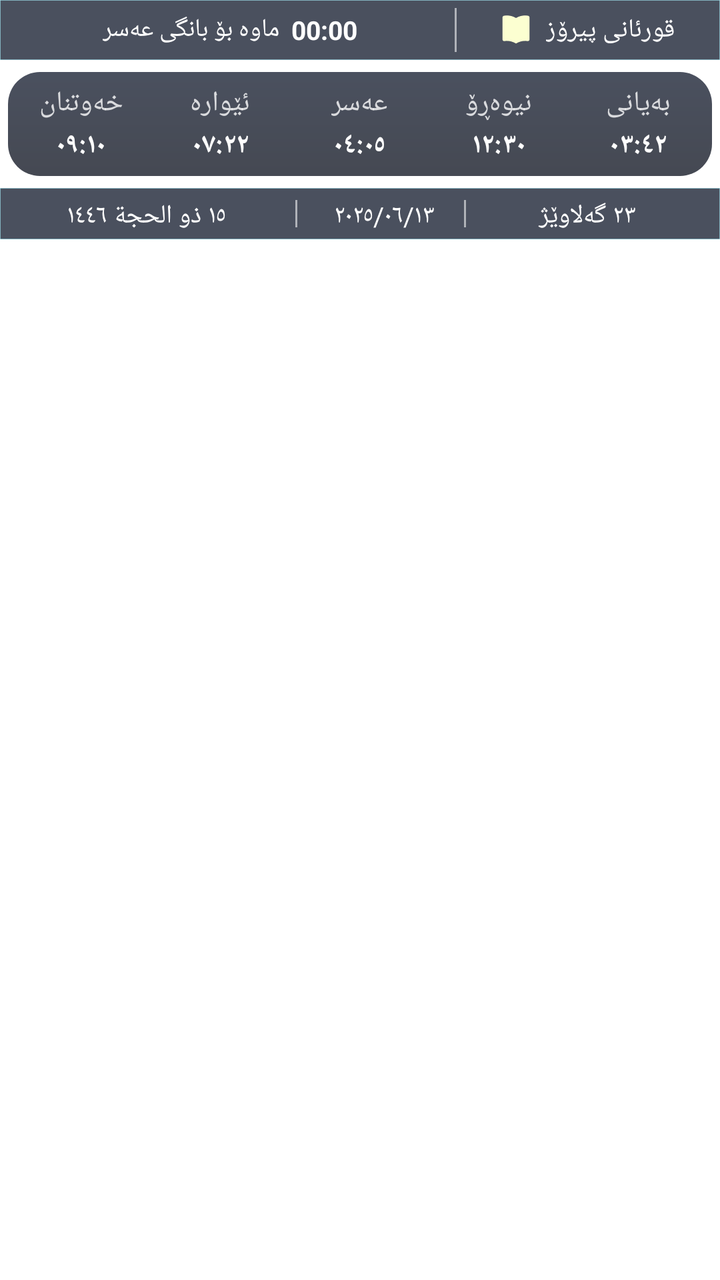
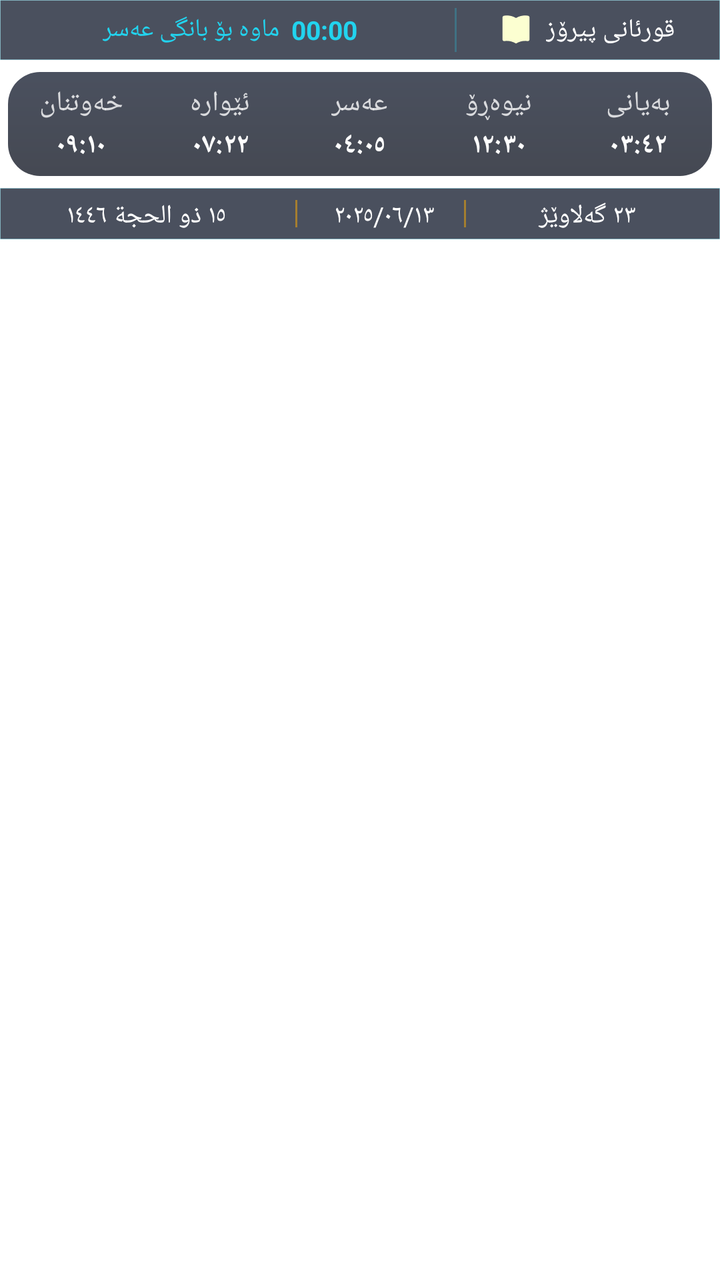

The first picture is an Android layout as it rendered before a commit; the second is the same layout after the commit. The layout source and the unified diff follow.
<!-- AndroidManifest.xml: fallback theme Theme.MaterialComponents.DayNight.NoActionBar -->
<!-- res/layout/prayer_widget_layout.xml -->
<?xml version="1.0" encoding="utf-8"?>
<LinearLayout xmlns:android="http://schemas.android.com/apk/res/android"
    android:layout_width="match_parent"
    android:layout_height="wrap_content"
    android:orientation="vertical"
    android:background="@drawable/widget_bg"
    android:padding="0dp">


    
    <LinearLayout
        android:layout_width="match_parent"
        android:layout_height="wrap_content"
        android:orientation="horizontal"
        android:background="@drawable/widget_card_bg"
        android:paddingTop="2dp"
        android:paddingBottom="2dp"
        android:paddingStart="2dp"
        android:paddingEnd="2.5dp"
        android:layout_marginTop="0dp"
        android:layout_marginBottom="3dp"
        android:layout_marginStart="0dp"
        android:layout_marginEnd="0dp"
        android:layoutDirection="rtl">

        
        <LinearLayout
            android:id="@+id/btn_quran"
            android:layout_width="0dp"
            android:layout_weight="1.10"
            android:layout_height="wrap_content"
            android:orientation="horizontal"
            android:gravity="center"
            android:padding="4dp"
            android:clickable="true">

            <TextView
                android:layout_width="wrap_content"
                android:layout_height="wrap_content"
                android:text="قورئانی پیرۆز"
                android:textColor="#FFFFFF"
                android:textSize="13sp"
                android:gravity="center"
                android:layout_marginEnd="6dp" />

            <ImageView
                android:layout_width="18dp"
                android:layout_height="18dp"
                android:src="@drawable/ic_quran_book" />

        </LinearLayout>

        
        <TextView
            android:layout_width="0.9dp"
            android:layout_height="match_parent"
            android:background="#90FFFFFF"
            android:layout_marginTop="2dp"
            android:layout_marginBottom="2dp" />

        
        <LinearLayout
            android:layout_width="0dp"
            android:layout_weight="1.90"
            android:layout_height="wrap_content"
            android:orientation="horizontal"
            android:gravity="center"
            android:padding="4dp">

            <Chronometer
                android:id="@+id/countdown_timer"
                android:layout_width="wrap_content"
                android:layout_height="wrap_content"
                android:textColor="#FFFFFF"
                android:textSize="13sp"
                android:textStyle="bold"
                android:layout_marginEnd="6dp" />

            <TextView
                android:id="@+id/txt_countdown_label"
                android:layout_width="wrap_content"
                android:layout_height="wrap_content"
                android:text="ماوە بۆ بانگی عەسر"
                android:textColor="#FFFFFF"
                android:textSize="12.5sp"
                android:gravity="center" />

        </LinearLayout>

    </LinearLayout>


    
    
    <LinearLayout
        android:id="@+id/arch_section"
        android:layout_width="match_parent"
        android:layout_height="wrap_content"
        android:minHeight="52dp"
        android:orientation="horizontal"
        android:background="@drawable/widget_arch_bg"
        android:paddingTop="3dp"
        android:paddingBottom="3dp"
        android:paddingStart="2dp"
        android:paddingEnd="2dp"
        android:layout_marginTop="3dp"
        android:layout_marginBottom="3dp"
        android:layout_marginStart="4dp"
        android:layout_marginEnd="4dp"
        android:layoutDirection="ltr"
        android:gravity="center_vertical">

        
        <LinearLayout
            android:id="@+id/slot_isha"
            android:layout_width="0dp"
            android:layout_height="match_parent"
            android:layout_weight="1"
            android:orientation="vertical"
            android:gravity="center"
            android:paddingTop="3dp"
            android:paddingBottom="3dp">
            <TextView
                android:id="@+id/lbl_isha"
                android:layout_width="wrap_content"
                android:layout_height="wrap_content"
                android:text="خەوتنان"
                android:textColor="#CCFFFFFF"
                android:textSize="14sp"
                android:gravity="center"
                android:maxLines="1"
                android:ellipsize="none" />
            <TextView
                android:id="@+id/time_isha"
                android:layout_width="wrap_content"
                android:layout_height="wrap_content"
                android:text="٠٩:١٠"
                android:textColor="#FFFFFF"
                android:textSize="14sp"
                android:textStyle="bold"
                android:gravity="center"
                android:layout_marginTop="2dp" />
        </LinearLayout>

        
        <LinearLayout
            android:id="@+id/slot_maghrib"
            android:layout_width="0dp"
            android:layout_height="match_parent"
            android:layout_weight="1"
            android:orientation="vertical"
            android:gravity="center"
            android:paddingTop="3dp"
            android:paddingBottom="3dp">
            <TextView
                android:id="@+id/lbl_maghrib"
                android:layout_width="wrap_content"
                android:layout_height="wrap_content"
                android:text="ئێوارە"
                android:textColor="#CCFFFFFF"
                android:textSize="14sp"
                android:gravity="center"
                android:maxLines="1"
                android:ellipsize="none" />
            <TextView
                android:id="@+id/time_maghrib"
                android:layout_width="wrap_content"
                android:layout_height="wrap_content"
                android:text="٠٧:٢٢"
                android:textColor="#FFFFFF"
                android:textSize="14sp"
                android:textStyle="bold"
                android:gravity="center"
                android:layout_marginTop="2dp" />
        </LinearLayout>

        
        <LinearLayout
            android:id="@+id/slot_asr"
            android:layout_width="0dp"
            android:layout_height="match_parent"
            android:layout_weight="1"
            android:orientation="vertical"
            android:gravity="center"
            android:paddingTop="3dp"
            android:paddingBottom="3dp">
            <TextView
                android:id="@+id/lbl_asr"
                android:layout_width="wrap_content"
                android:layout_height="wrap_content"
                android:text="عەسر"
                android:textColor="#CCFFFFFF"
                android:textSize="14sp"
                android:gravity="center"
                android:maxLines="1"
                android:ellipsize="none" />
            <TextView
                android:id="@+id/time_asr"
                android:layout_width="wrap_content"
                android:layout_height="wrap_content"
                android:text="٠٤:٠٥"
                android:textColor="#FFFFFF"
                android:textSize="14sp"
                android:textStyle="bold"
                android:gravity="center"
                android:layout_marginTop="2dp" />
        </LinearLayout>

        
        <LinearLayout
            android:id="@+id/slot_dhuhr"
            android:layout_width="0dp"
            android:layout_height="match_parent"
            android:layout_weight="1"
            android:orientation="vertical"
            android:gravity="center"
            android:paddingTop="3dp"
            android:paddingBottom="3dp">
            <TextView
                android:id="@+id/lbl_dhuhr"
                android:layout_width="wrap_content"
                android:layout_height="wrap_content"
                android:text="نیوەڕۆ"
                android:textColor="#CCFFFFFF"
                android:textSize="14sp"
                android:gravity="center"
                android:maxLines="1"
                android:ellipsize="none" />
            <TextView
                android:id="@+id/time_dhuhr"
                android:layout_width="wrap_content"
                android:layout_height="wrap_content"
                android:text="١٢:٣٠"
                android:textColor="#FFFFFF"
                android:textSize="14sp"
                android:textStyle="bold"
                android:gravity="center"
                android:layout_marginTop="2dp" />
        </LinearLayout>

        
        <LinearLayout
            android:id="@+id/slot_fajr"
            android:layout_width="0dp"
            android:layout_height="match_parent"
            android:layout_weight="1"
            android:orientation="vertical"
            android:gravity="center"
            android:paddingTop="3dp"
            android:paddingBottom="3dp">
            <TextView
                android:id="@+id/lbl_fajr"
                android:layout_width="wrap_content"
                android:layout_height="wrap_content"
                android:text="بەیانی"
                android:textColor="#CCFFFFFF"
                android:textSize="14sp"
                android:gravity="center"
                android:maxLines="1"
                android:ellipsize="none" />
            <TextView
                android:id="@+id/time_fajr"
                android:layout_width="wrap_content"
                android:layout_height="wrap_content"
                android:text="٠٣:٤٢"
                android:textColor="#FFFFFF"
                android:textSize="14sp"
                android:textStyle="bold"
                android:gravity="center"
                android:layout_marginTop="2dp" />
        </LinearLayout>
        
    </LinearLayout>


    
    
    <LinearLayout
        android:layout_width="match_parent"
        android:layout_height="wrap_content"
        android:orientation="horizontal"
        android:background="@drawable/widget_card_bg"
        android:paddingTop="4dp"
        android:paddingBottom="4dp"
        android:paddingStart="2dp"
        android:paddingEnd="2dp"
        android:layout_marginTop="3dp"
        android:layout_marginBottom="0dp"
        android:layout_marginStart="0dp"
        android:layout_marginEnd="0dp">

        <TextView
            android:id="@+id/txt_hijri"
            android:layout_width="0dp"
            android:layout_height="wrap_content"
            android:layout_weight="1.40"
            android:text=" ١٥ ذو الحجة ١٤٤٦"
            android:textColor="#FFFFFF"
            android:textSize="13sp"
            android:gravity="center"
            android:maxLines="2"
            android:ellipsize="none" />

        <TextView
            android:layout_width="0.9dp"
            android:layout_height="match_parent"
            android:background="#90FFFFFF"
            android:layout_marginTop="2dp"
            android:layout_marginBottom="2dp" />

        <TextView
            android:id="@+id/txt_gregorian"
            android:layout_width="0dp"
            android:layout_height="wrap_content"
            android:layout_weight="0.80"
            android:text=" ٢٠٢٥/٠٦/١٣"
            android:textColor="#FFFFFF"
            android:textSize="13sp"
            android:gravity="center"
            android:maxLines="2"
            android:ellipsize="none" />

        <TextView
            android:layout_width="0.9dp"
            android:layout_height="match_parent"
            android:background="#90FFFFFF"
            android:layout_marginTop="2dp"
            android:layout_marginBottom="2dp" />

        <TextView
            android:id="@+id/txt_kurdish"
            android:layout_width="0dp"
            android:layout_height="wrap_content"
            android:layout_weight="1.20"
            android:text=" ٢٣ گەلاوێژ"
            android:textColor="#FFFFFF"
            android:textSize="13sp"
            android:gravity="center"
            android:maxLines="2"
            android:ellipsize="none" />

    </LinearLayout>


</LinearLayout>
<!-- resources referenced by this layout -->
<resources>
  <!-- drawable ic_quran_book (drawable) -->
  <?xml version="1.0" encoding="utf-8"?>
  <vector xmlns:android="http://schemas.android.com/apk/res/android"
      android:width="24dp"
      android:height="24dp"
      android:viewportWidth="24"
      android:viewportHeight="24"
      android:tint="#FFFCFFD1">
  
      
      <path
          android:fillColor="@android:color/white"
          android:pathData="M12,4 C9.5,2.5 6.5,2 4,2.5 C3.4,2.6 3,3.1 3,3.7 L3,18.3 C3,19 3.6,19.5 4.3,19.4 C6.6,19 9.4,19.5 11.6,20.8 C11.85,20.95 12,21 12,21 Z" />
  
      
      <path
          android:fillColor="@android:color/white"
          android:pathData="M12,4 C14.5,2.5 17.5,2 20,2.5 C20.6,2.6 21,3.1 21,3.7 L21,18.3 C21,19 20.4,19.5 19.7,19.4 C17.4,19 14.6,19.5 12.4,20.8 C12.15,20.95 12,21 12,21 Z" />
  
      
      <path
          android:fillColor="@android:color/white"
          android:pathData="M11.5,4.3 L12.5,4.3 L12.5,20.5 L11.5,20.5 Z" />
  
  </vector>
  <!-- drawable widget_arch_bg (drawable) -->
  <?xml version="1.0" encoding="utf-8"?>
  <shape xmlns:android="http://schemas.android.com/apk/res/android"
      android:shape="rectangle">
      <gradient
      android:startColor="#C00F172A"
      android:endColor="#C0080D1A"
      android:angle="270" />
      <corners
          android:topLeftRadius="16dp"
          android:topRightRadius="16dp"
          android:bottomLeftRadius="16dp"
          android:bottomRightRadius="16dp" />
  </shape>
  <!-- drawable widget_bg (drawable) -->
  <?xml version="1.0" encoding="utf-8"?>
  <shape xmlns:android="http://schemas.android.com/apk/res/android"
      android:shape="rectangle">
      <solid android:color="#00ddffce" />
      <corners
          android:topLeftRadius="0dp"
          android:topRightRadius="0dp"
          android:bottomLeftRadius="0dp"
          android:bottomRightRadius="0dp" />
      <stroke android:width="0dp" android:color="#0E7490" />
  </shape>
  <!-- drawable widget_card_bg (drawable) -->
  <?xml version="1.0" encoding="utf-8"?>
  <shape xmlns:android="http://schemas.android.com/apk/res/android"
      android:shape="rectangle">
      <solid android:color="#C00F172A" />
      <corners
          android:topLeftRadius="0dp"
          android:topRightRadius="0dp"
          android:bottomLeftRadius="0dp"
          android:bottomRightRadius="0dp" />
      <stroke android:width="0.1dp" android:color="#4022D3EE" />
  </shape>
</resources>

<!-- the commit's change to res/layout/prayer_widget_layout.xml (unified diff, before → after) -->
@@ -54,7 +54,7 @@
         <TextView
             android:layout_width="0.9dp"
             android:layout_height="match_parent"
-            android:background="#90FFFFFF"
+            android:background="#4022D3EE"
             android:layout_marginTop="2dp"
             android:layout_marginBottom="2dp" />
 
@@ -71,7 +71,7 @@
                 android:id="@+id/countdown_timer"
                 android:layout_width="wrap_content"
                 android:layout_height="wrap_content"
-                android:textColor="#FFFFFF"
+                android:textColor="#22D3EE"
                 android:textSize="13sp"
                 android:textStyle="bold"
                 android:layout_marginEnd="6dp" />
@@ -81,7 +81,7 @@
                 android:layout_width="wrap_content"
                 android:layout_height="wrap_content"
                 android:text="ماوە بۆ بانگی عەسر"
-                android:textColor="#FFFFFF"
+                android:textColor="#22D3EE"
                 android:textSize="12.5sp"
                 android:gravity="center" />
 
@@ -304,7 +304,7 @@
         <TextView
             android:layout_width="0.9dp"
             android:layout_height="match_parent"
-            android:background="#90FFFFFF"
+            android:background="#80FFAB00"
             android:layout_marginTop="2dp"
             android:layout_marginBottom="2dp" />
 
@@ -323,7 +323,7 @@
         <TextView
             android:layout_width="0.9dp"
             android:layout_height="match_parent"
-            android:background="#90FFFFFF"
+            android:background="#80FFAB00"
             android:layout_marginTop="2dp"
             android:layout_marginBottom="2dp" />
 
